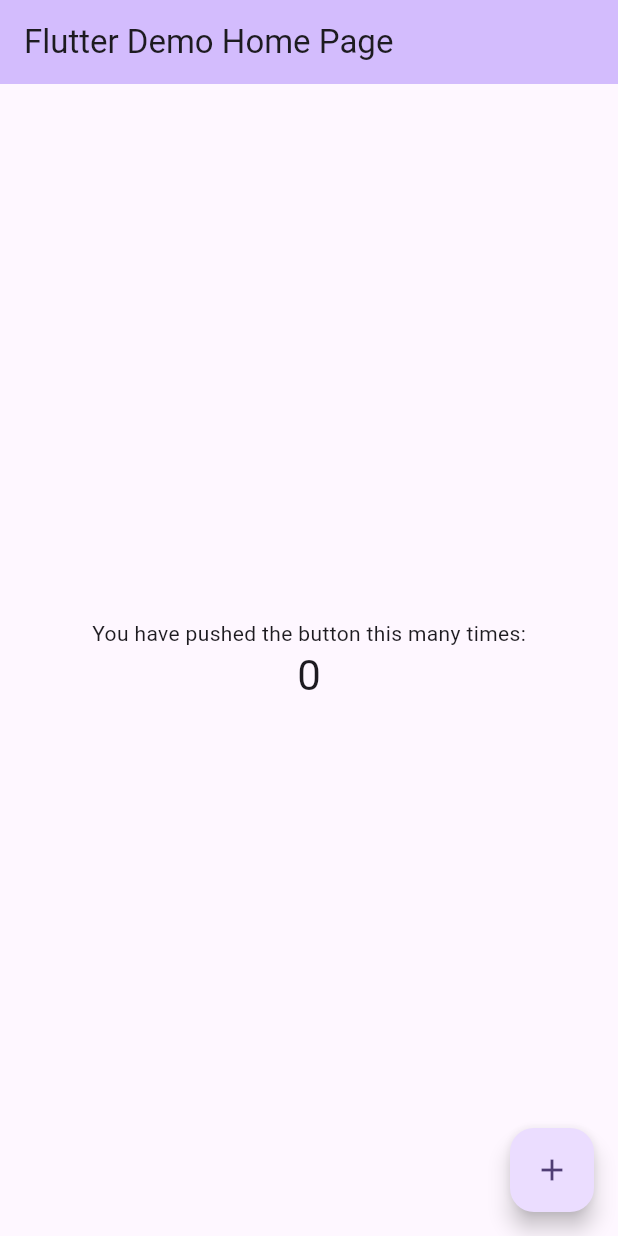
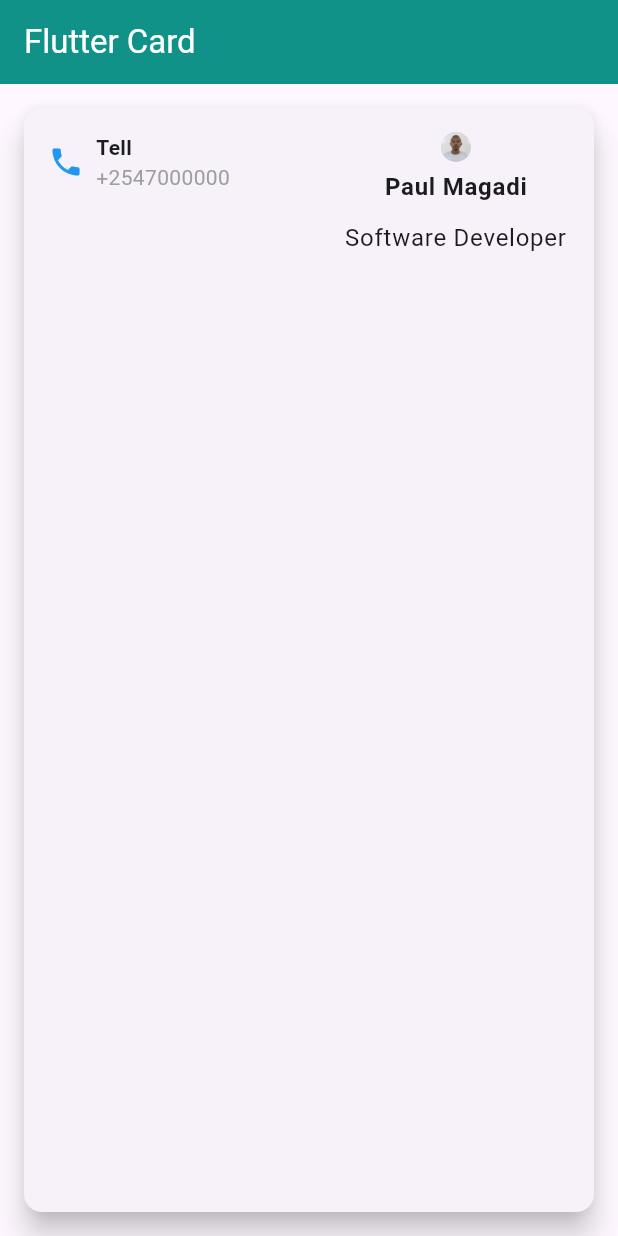
Before and after one commit to paulmagadi/Learn_Flutter, a Flutter app: the screen it shows after launch, on a phone screen of 412 x 824 dp. Run offline on Flutter 3.47's test engine with Material 3 defaults, Android fonts, the phone set to English and light mode, and no system bars; our stand-ins replace font_awesome_flutter.

Commit message:
new file:   practice_flutter/card_app/lib/constants/colors.dart 	modified:   practice_flutter/card_app/lib/main.dart 	new file:   practice_flutter/card_app/lib/screens/home.dart 	modified:   practice_flutter/card_app/pubspec.yaml

```diff
--- /dev/null
+++ b/practice_flutter/card_app/lib/constants/colors.dart
@@ -0,0 +1,5 @@
+import 'package:flutter/material.dart';
+
+const Color mainColor = Color.fromARGB(255, 16, 146, 137);
+const Color greyColor = Colors.grey;
+const Color whiteColor = Colors.white;
--- a/practice_flutter/card_app/lib/main.dart
+++ b/practice_flutter/card_app/lib/main.dart
@@ -1,4 +1,6 @@
 import 'package:flutter/material.dart';
+import 'package:flutter/services.dart';
+import './screens/home.dart';
 
 void main() {
   runApp(const MyApp());
@@ -10,116 +12,13 @@ class MyApp extends StatelessWidget {
   // This widget is the root of your application.
   @override
   Widget build(BuildContext context) {
-    return MaterialApp(
-      title: 'Flutter Demo',
-      theme: ThemeData(
-        // This is the theme of your application.
-        //
-        // TRY THIS: Try running your application with "flutter run". You'll see
-        // the application has a purple toolbar. Then, without quitting the app,
-        // try changing the seedColor in the colorScheme below to Colors.green
-        // and then invoke "hot reload" (save your changes or press the "hot
-        // reload" button in a Flutter-supported IDE, or press "r" if you used
-        // the command line to start the app).
-        //
-        // Notice that the counter didn't reset back to zero; the application
-        // state is not lost during the reload. To reset the state, use hot
-        // restart instead.
-        //
-        // This works for code too, not just values: Most code changes can be
-        // tested with just a hot reload.
-        colorScheme: ColorScheme.fromSeed(seedColor: Colors.deepPurple),
-        useMaterial3: true,
-      ),
-      home: const MyHomePage(title: 'Flutter Demo Home Page'),
+    SystemChrome.setSystemUIOverlayStyle(
+        const SystemUiOverlayStyle(statusBarColor: Colors.transparent));
+    return const MaterialApp(
+      debugShowCheckedModeBanner: false,
+      title: 'Flutter Card',
+      home: Home(),
+      routes: {},
     );
   }
 }
-
-class MyHomePage extends StatefulWidget {
-  const MyHomePage({super.key, required this.title});
-
-  // This widget is the home page of your application. It is stateful, meaning
-  // that it has a State object (defined below) that contains fields that affect
-  // how it looks.
-
-  // This class is the configuration for the state. It holds the values (in this
-  // case the title) provided by the parent (in this case the App widget) and
-  // used by the build method of the State. Fields in a Widget subclass are
-  // always marked "final".
-
-  final String title;
-
-  @override
-  State<MyHomePage> createState() => _MyHomePageState();
-}
-
-class _MyHomePageState extends State<MyHomePage> {
-  int _counter = 0;
-
-  void _incrementCounter() {
-    setState(() {
-      // This call to setState tells the Flutter framework that something has
-      // changed in this State, which causes it to rerun the build method below
-      // so that the display can reflect the updated values. If we changed
-      // _counter without calling setState(), then the build method would not be
-      // called again, and so nothing would appear to happen.
-      _counter++;
-    });
-  }
-
-  @override
-  Widget build(BuildContext context) {
-    // This method is rerun every time setState is called, for instance as done
-    // by the _incrementCounter method above.
-    //
-    // The Flutter framework has been optimized to make rerunning build methods
-    // fast, so that you can just rebuild anything that needs updating rather
-    // than having to individually change instances of widgets.
-    return Scaffold(
-      appBar: AppBar(
-        // TRY THIS: Try changing the color here to a specific color (to
-        // Colors.amber, perhaps?) and trigger a hot reload to see the AppBar
-        // change color while the other colors stay the same.
-        backgroundColor: Theme.of(context).colorScheme.inversePrimary,
-        // Here we take the value from the MyHomePage object that was created by
-        // the App.build method, and use it to set our appbar title.
-        title: Text(widget.title),
-      ),
-      body: Center(
-        // Center is a layout widget. It takes a single child and positions it
-        // in the middle of the parent.
-        child: Column(
-          // Column is also a layout widget. It takes a list of children and
-          // arranges them vertically. By default, it sizes itself to fit its
-          // children horizontally, and tries to be as tall as its parent.
-          //
-          // Column has various properties to control how it sizes itself and
-          // how it positions its children. Here we use mainAxisAlignment to
-          // center the children vertically; the main axis here is the vertical
-          // axis because Columns are vertical (the cross axis would be
-          // horizontal).
-          //
-          // TRY THIS: Invoke "debug painting" (choose the "Toggle Debug Paint"
-          // action in the IDE, or press "p" in the console), to see the
-          // wireframe for each widget.
-          mainAxisAlignment: MainAxisAlignment.center,
-          children: <Widget>[
-            const Text(
-              'You have pushed the button this many times:',
-            ),
-            Text(
-              '$_counter',
-              style: Theme.of(context).textTheme.headlineMedium,
-            ),
-          ],
-        ),
-      ),
-      floatingActionButton: FloatingActionButton(
-        onPressed: _incrementCounter,
-        tooltip: 'Increment',
-        child: const Icon(Icons.add),
-      ), // This trailing comma makes auto-formatting nicer for build methods.
-    );
-  }
-}
--- /dev/null
+++ b/practice_flutter/card_app/lib/screens/home.dart
@@ -0,0 +1,93 @@
+import 'package:flutter/material.dart';
+import '../constants/colors.dart';
+
+class Home extends StatefulWidget {
+  const Home({super.key});
+
+  @override
+  State<Home> createState() => _HomeState();
+}
+
+class _HomeState extends State<Home> {
+  @override
+  Widget build(BuildContext context) {
+    return MaterialApp(
+      home: Scaffold(
+        appBar: AppBar(
+          backgroundColor: mainColor,
+          foregroundColor: whiteColor,
+          title: const Text("Flutter Card"),
+        ),
+        body: Card(
+          elevation: 8.0,
+          margin: const EdgeInsets.all(16),
+          child: Padding(
+            padding: const EdgeInsets.all(16),
+            child: Row(
+              mainAxisAlignment: MainAxisAlignment.spaceBetween,
+              children: [
+                const Column(
+                  crossAxisAlignment: CrossAxisAlignment.start,
+                  children: <Widget>[
+                    // Text("Hello world"),
+                    // Text("My Name is paul"),
+
+                    Row(
+                      children: [
+                        Icon(Icons.phone, color: Colors.blue),
+                        SizedBox(width: 8), // Add spacing between icon and text
+                        Column(
+                          crossAxisAlignment: CrossAxisAlignment.start,
+                          children: [
+                            Text('Tell',
+                                style: TextStyle(fontWeight: FontWeight.bold)),
+                            Text('+2547000000',
+                                style: TextStyle(color: Colors.grey)),
+                          ],
+                        ),
+                      ],
+                    ),
+                    // const ListTile(
+                    //   leading: Icon(Icons.email),
+                    //   title: Text('Email'),
+                    //   subtitle: Text('sqcodes@gmail.com'),
+                    // ),
+                    // ListTile(
+                    //     leading: const Icon(Icons.web),
+                    //     title: const Text('Website'),
+                    //     subtitle: const Text('sqcodes.com'),
+                    //     onTap: () {}),
+                    // const ListTile(
+                    //   leading: Icon(Icons.location_on),
+                    //   title: Text('Address'),
+                    //   subtitle: Text('Nairobi, Kenya'),
+                    // ),
+                  ],
+                ),
+                Column(
+                  children: <Widget>[
+                    const CircleAvatar(
+                      radius: 10,
+                      backgroundImage: AssetImage('images/paul.jpg'),
+                    ),
+                    const SizedBox(height: 5),
+                    Text('Paul Magadi',
+                        style: Theme.of(context)
+                            .textTheme
+                            .bodyLarge
+                            ?.copyWith(fontWeight: FontWeight.bold)),
+                    const SizedBox(height: 10),
+                    Text('Software Developer ',
+                        textAlign: TextAlign.center,
+                        style: Theme.of(context).textTheme.bodyLarge),
+                    const SizedBox(height: 20),
+                  ],
+                )
+              ],
+            ),
+          ),
+        ),
+      ),
+    );
+  }
+}
--- a/practice_flutter/card_app/pubspec.yaml
+++ b/practice_flutter/card_app/pubspec.yaml
@@ -59,9 +59,9 @@ flutter:
   uses-material-design: true
 
   # To add assets to your application, add an assets section, like this:
-  # assets:
-  #   - images/a_dot_burr.jpeg
-  #   - images/a_dot_ham.jpeg
+  assets:
+    - images/paul.jpg
+
 
   # An image asset can refer to one or more resolution-specific "variants", see
   # https://flutter.dev/assets-and-images/#resolution-aware
```
